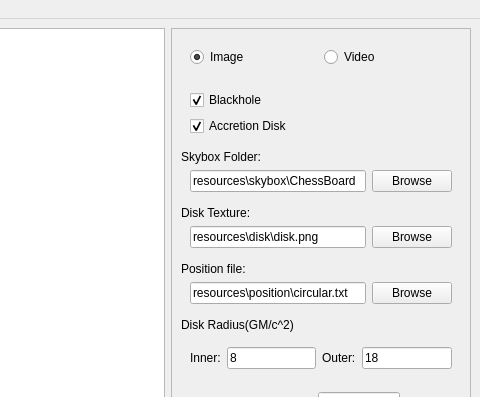
This is src/gui/main_window.ui in evopen/blackness as Qt 5 draws it before an edit; both pictures show x 331 to 811 and y 0 to 397 of the 811 by 816 pixel window. The edited form follows.
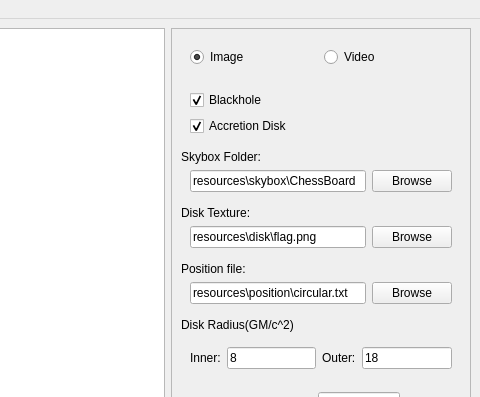
This is the edited form.

Commit message: support 2d accretion disk texture

What changed in the file:
```diff
--- a/src/gui/main_window.ui
+++ b/src/gui/main_window.ui
@@ -191,7 +191,7 @@
                  <item>
                   <widget class="QLineEdit" name="disk_browser_lineedit">
                    <property name="text">
-                    <string>resources\disk\disk.png</string>
+                    <string>resources\disk\flag.png</string>
                    </property>
                   </widget>
                  </item>
```
The commit also changes 2 other files.
